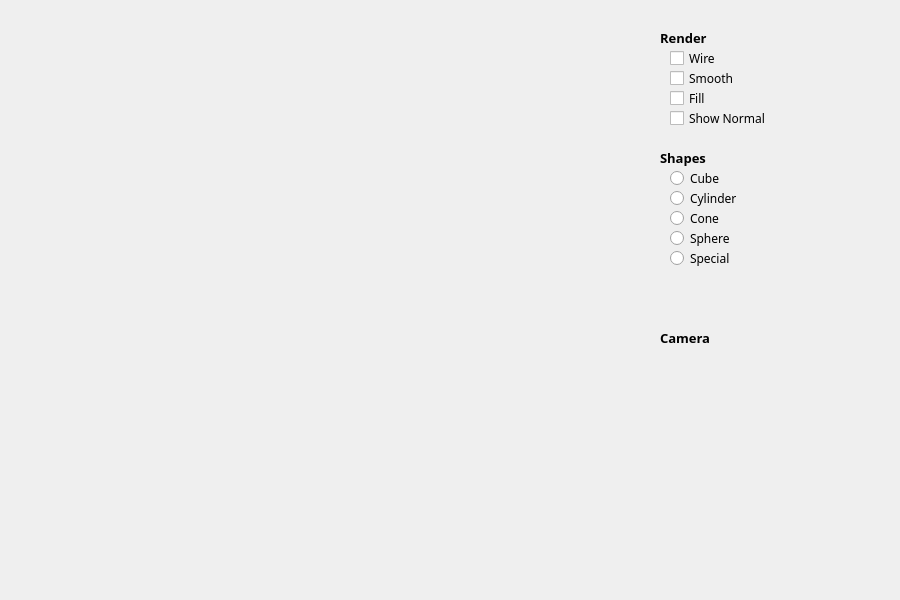
The window that proyecto/mainwindow.ui (melinna-rojas/CG-2020-1-ProyectoFinal) describes before a commit, drawn with Qt 5.
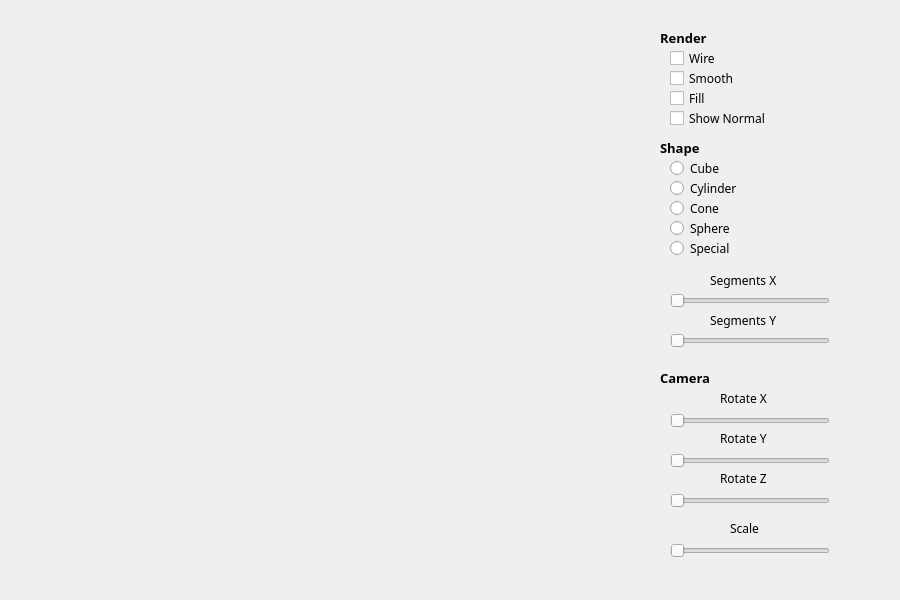
The same window after the commit.

Commit message: Add display options

Patch:
```diff
--- a/proyecto/mainwindow.ui
+++ b/proyecto/mainwindow.ui
@@ -42,7 +42,7 @@
      <rect>
       <x>660</x>
       <y>30</y>
-      <width>61</width>
+      <width>71</width>
       <height>16</height>
      </rect>
     </property>
@@ -126,7 +126,7 @@
      <rect>
       <x>670</x>
       <y>110</y>
-      <width>111</width>
+      <width>131</width>
       <height>17</height>
      </rect>
     </property>
@@ -146,7 +146,7 @@
     <property name="geometry">
      <rect>
       <x>660</x>
-      <y>150</y>
+      <y>140</y>
       <width>61</width>
       <height>16</height>
      </rect>
@@ -160,14 +160,14 @@
      </font>
     </property>
     <property name="text">
-     <string>Shapes</string>
+     <string>Shape</string>
     </property>
    </widget>
    <widget class="QRadioButton" name="rbtn_cube">
     <property name="geometry">
      <rect>
       <x>670</x>
-      <y>170</y>
+      <y>160</y>
       <width>82</width>
       <height>17</height>
      </rect>
@@ -186,8 +186,8 @@
     <property name="geometry">
      <rect>
       <x>670</x>
-      <y>190</y>
-      <width>82</width>
+      <y>180</y>
+      <width>91</width>
       <height>17</height>
      </rect>
     </property>
@@ -205,7 +205,7 @@
     <property name="geometry">
      <rect>
       <x>670</x>
-      <y>210</y>
+      <y>200</y>
       <width>82</width>
       <height>17</height>
      </rect>
@@ -224,7 +224,7 @@
     <property name="geometry">
      <rect>
       <x>670</x>
-      <y>230</y>
+      <y>220</y>
       <width>82</width>
       <height>17</height>
      </rect>
@@ -243,7 +243,7 @@
     <property name="geometry">
      <rect>
       <x>670</x>
-      <y>250</y>
+      <y>240</y>
       <width>82</width>
       <height>17</height>
      </rect>
@@ -262,8 +262,8 @@
     <property name="geometry">
      <rect>
       <x>660</x>
-      <y>330</y>
-      <width>61</width>
+      <y>370</y>
+      <width>81</width>
       <height>16</height>
      </rect>
     </property>
@@ -279,6 +279,199 @@
      <string>Camera</string>
     </property>
    </widget>
+   <widget class="QSlider" name="horizontalSlider">
+    <property name="geometry">
+     <rect>
+      <x>670</x>
+      <y>410</y>
+      <width>160</width>
+      <height>22</height>
+     </rect>
+    </property>
+    <property name="orientation">
+     <enum>Qt::Horizontal</enum>
+    </property>
+   </widget>
+   <widget class="QSlider" name="horizontalSlider_2">
+    <property name="geometry">
+     <rect>
+      <x>670</x>
+      <y>450</y>
+      <width>160</width>
+      <height>22</height>
+     </rect>
+    </property>
+    <property name="orientation">
+     <enum>Qt::Horizontal</enum>
+    </property>
+   </widget>
+   <widget class="QSlider" name="horizontalSlider_3">
+    <property name="geometry">
+     <rect>
+      <x>670</x>
+      <y>490</y>
+      <width>160</width>
+      <height>22</height>
+     </rect>
+    </property>
+    <property name="orientation">
+     <enum>Qt::Horizontal</enum>
+    </property>
+   </widget>
+   <widget class="QSlider" name="horizontalSlider_4">
+    <property name="geometry">
+     <rect>
+      <x>670</x>
+      <y>540</y>
+      <width>160</width>
+      <height>22</height>
+     </rect>
+    </property>
+    <property name="orientation">
+     <enum>Qt::Horizontal</enum>
+    </property>
+   </widget>
+   <widget class="QSlider" name="SegmentsX">
+    <property name="geometry">
+     <rect>
+      <x>670</x>
+      <y>290</y>
+      <width>160</width>
+      <height>22</height>
+     </rect>
+    </property>
+    <property name="orientation">
+     <enum>Qt::Horizontal</enum>
+    </property>
+   </widget>
+   <widget class="QSlider" name="SegmentsY">
+    <property name="geometry">
+     <rect>
+      <x>670</x>
+      <y>330</y>
+      <width>160</width>
+      <height>22</height>
+     </rect>
+    </property>
+    <property name="orientation">
+     <enum>Qt::Horizontal</enum>
+    </property>
+   </widget>
+   <widget class="QLabel" name="label_4">
+    <property name="geometry">
+     <rect>
+      <x>710</x>
+      <y>270</y>
+      <width>101</width>
+      <height>21</height>
+     </rect>
+    </property>
+    <property name="font">
+     <font>
+      <family>Montserrat</family>
+      <pointsize>9</pointsize>
+     </font>
+    </property>
+    <property name="text">
+     <string>Segments X</string>
+    </property>
+   </widget>
+   <widget class="QLabel" name="label_5">
+    <property name="geometry">
+     <rect>
+      <x>710</x>
+      <y>310</y>
+      <width>91</width>
+      <height>21</height>
+     </rect>
+    </property>
+    <property name="font">
+     <font>
+      <family>Montserrat</family>
+      <pointsize>9</pointsize>
+      <underline>false</underline>
+     </font>
+    </property>
+    <property name="text">
+     <string>Segments Y</string>
+    </property>
+   </widget>
+   <widget class="QLabel" name="label_6">
+    <property name="geometry">
+     <rect>
+      <x>720</x>
+      <y>390</y>
+      <width>71</width>
+      <height>16</height>
+     </rect>
+    </property>
+    <property name="font">
+     <font>
+      <family>Montserrat</family>
+      <pointsize>9</pointsize>
+     </font>
+    </property>
+    <property name="text">
+     <string>Rotate X</string>
+    </property>
+   </widget>
+   <widget class="QLabel" name="label_7">
+    <property name="geometry">
+     <rect>
+      <x>720</x>
+      <y>430</y>
+      <width>71</width>
+      <height>16</height>
+     </rect>
+    </property>
+    <property name="font">
+     <font>
+      <family>Montserrat</family>
+      <pointsize>9</pointsize>
+     </font>
+    </property>
+    <property name="text">
+     <string>Rotate Y</string>
+    </property>
+   </widget>
+   <widget class="QLabel" name="label_8">
+    <property name="geometry">
+     <rect>
+      <x>720</x>
+      <y>470</y>
+      <width>71</width>
+      <height>16</height>
+     </rect>
+    </property>
+    <property name="font">
+     <font>
+      <family>Montserrat</family>
+      <pointsize>9</pointsize>
+     </font>
+    </property>
+    <property name="text">
+     <string>Rotate Z</string>
+    </property>
+   </widget>
+   <widget class="QLabel" name="label_9">
+    <property name="geometry">
+     <rect>
+      <x>730</x>
+      <y>520</y>
+      <width>41</width>
+      <height>16</height>
+     </rect>
+    </property>
+    <property name="font">
+     <font>
+      <family>Montserrat</family>
+      <pointsize>9</pointsize>
+     </font>
+    </property>
+    <property name="text">
+     <string>Scale</string>
+    </property>
+   </widget>
   </widget>
  </widget>
  <resources/>
```
